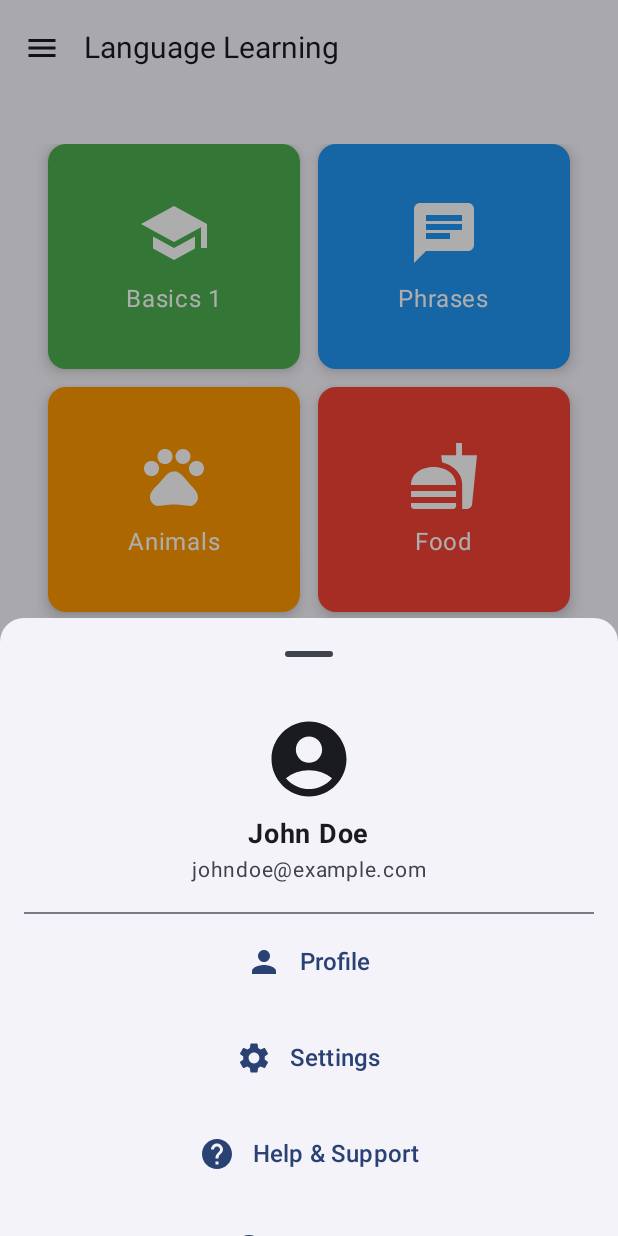
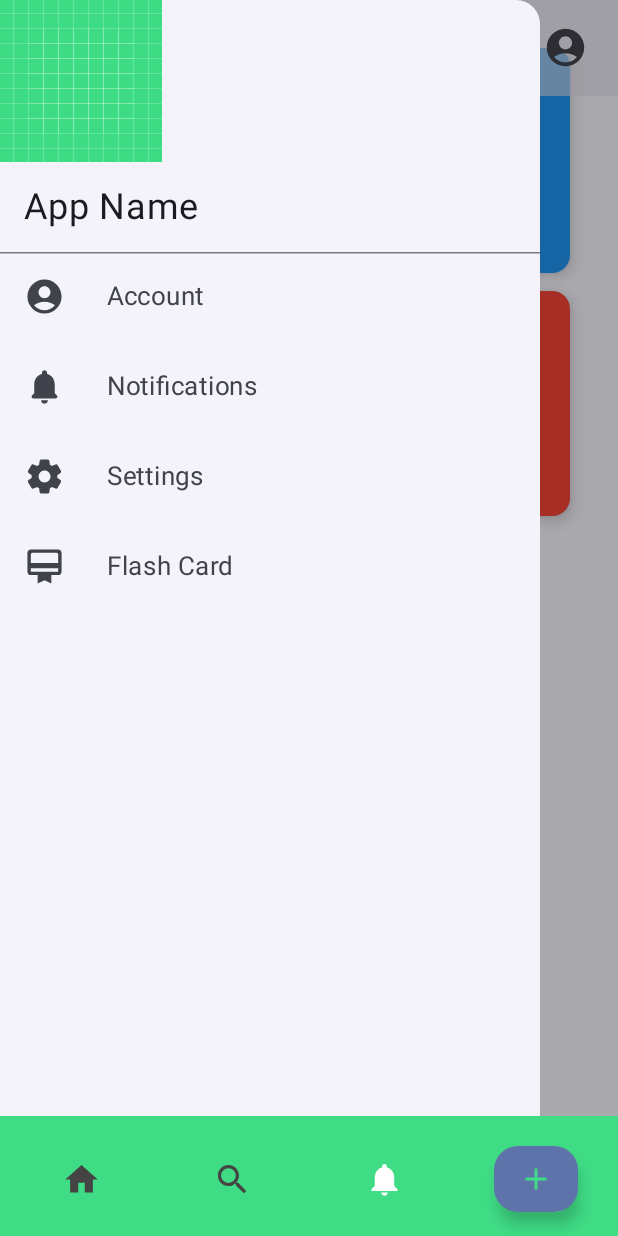
Before and after one commit to JunCodera1/LearningLanguageAndroid, an Android app built with Jetpack Compose: the HomeScreen screen opened through its navigation route, after a tap on "Menu", on a phone screen of 412 x 824 dp. Run offline under Robolectric (Android 15) with nearby library versions, the light colour scheme and no system bars; our stand-ins replace Firebase (no records; nobody signed in at launch, a user with empty details on screens opened directly), livedata-compose; 2 other taps on this screen came first.

Commit message:
In fix top nav

```diff
--- a/app/src/main/java/com/example/learninglanguage/MainActivity.kt
+++ b/app/src/main/java/com/example/learninglanguage/MainActivity.kt
@@ -1,5 +1,6 @@
 package com.example.learninglanguage
 
+import TopAppBarSection
 import android.os.Bundle
 import androidx.activity.ComponentActivity
 import androidx.activity.compose.setContent
@@ -8,16 +9,17 @@ import androidx.activity.viewModels
 import androidx.compose.foundation.layout.fillMaxSize
 import androidx.compose.foundation.layout.padding
 import androidx.compose.material3.Scaffold
-import androidx.compose.runtime.*
+import androidx.compose.runtime.Composable
+import androidx.compose.runtime.getValue
 import androidx.compose.runtime.livedata.observeAsState
 import androidx.compose.ui.Modifier
-import androidx.compose.ui.tooling.preview.Preview
 import androidx.navigation.compose.rememberNavController
 import com.example.learninglanguage.navigation.Navigation
 import com.example.learninglanguage.ui.components.BottomNavigation
 import com.example.learninglanguage.ui.theme.LearningLanguageTheme
 import com.example.learninglanguage.viewmodel.AuthState
 import com.example.learninglanguage.viewmodel.AuthViewModel
+
 class MainActivity : ComponentActivity() {
     override fun onCreate(savedInstanceState: Bundle?) {
         super.onCreate(savedInstanceState)
@@ -26,39 +28,32 @@ class MainActivity : ComponentActivity() {
 
         setContent {
             LearningLanguageTheme {
+                MainScreen(authViewModel)
+            }
+        }
+    }
+}
+
+@Composable
+fun MainScreen(authViewModel: AuthViewModel) {
     val navController = rememberNavController()
-                val authState by authViewModel.authState.observeAsState(AuthState.Unauthenticated) // Lắng nghe trạng thái đăng nhập
+    val authState by authViewModel.authState.observeAsState(AuthState.Unauthenticated)
 
     Scaffold(
         modifier = Modifier.fillMaxSize(),
+        topBar = { TopAppBarSection(navController, authViewModel) },
         bottomBar = {
             if (authState is AuthState.Authenticated) {
-                            BottomNavigation(
-                                navController = navController,
-                                authViewModel = authViewModel
-                            )
+                BottomNavigation(navController, authViewModel)
             }
         }
     ) { paddingValues ->
         Navigation(
-                        modifier = Modifier.padding(paddingValues),
+            modifier = Modifier
+                .fillMaxSize()
+                .padding(paddingValues),
             authViewModel = authViewModel,
             navController = navController
         )
     }
 }
-        }
-    }
-}
-
-
-//@Preview
-//@Composable
-//fun MyBottomBarPreview(){
-//    val authViewModel = AuthViewModel() // ⚠️ Đây chỉ để preview, không nên dùng trực tiếp
-//
-//    LearningLanguageTheme {
-//        val navController = rememberNavController() // ⚡ Tạo NavController cho Preview
-//        BottomNavigation(modifier = Modifier, navController = navController, authViewModel = authViewModel)
-//    }
-//}
--- a/app/src/main/java/com/example/learninglanguage/ui/components/TopBarSection.kt
+++ b/app/src/main/java/com/example/learninglanguage/ui/components/TopBarSection.kt
@@ -1,135 +1,224 @@
-import androidx.compose.foundation.layout.Column
+import androidx.compose.foundation.Image
+import androidx.compose.foundation.clickable
+import androidx.compose.foundation.layout.Box
 import androidx.compose.foundation.layout.Spacer
-import androidx.compose.foundation.layout.fillMaxWidth
 import androidx.compose.foundation.layout.height
 import androidx.compose.foundation.layout.padding
 import androidx.compose.foundation.layout.size
-import androidx.compose.foundation.layout.width
-import androidx.compose.foundation.shape.RoundedCornerShape
 import androidx.compose.material.icons.Icons
 import androidx.compose.material.icons.filled.AccountCircle
-import androidx.compose.material.icons.filled.Help
-import androidx.compose.material.icons.filled.Info
-import androidx.compose.material.icons.filled.Logout
 import androidx.compose.material.icons.filled.Menu
-import androidx.compose.material.icons.filled.Person
-import androidx.compose.material.icons.filled.Settings
-import androidx.compose.material3.Divider
+import androidx.compose.material.icons.filled.Notifications
+import androidx.compose.material.icons.rounded.AccountCircle
+import androidx.compose.material.icons.rounded.CardMembership
+import androidx.compose.material.icons.rounded.Notifications
+import androidx.compose.material.icons.rounded.Settings
+import androidx.compose.material3.DrawerValue
 import androidx.compose.material3.ExperimentalMaterial3Api
+import androidx.compose.material3.HorizontalDivider
 import androidx.compose.material3.Icon
-import androidx.compose.material3.IconButton
 import androidx.compose.material3.MaterialTheme
-import androidx.compose.material3.ModalBottomSheet
+import androidx.compose.material3.ModalDrawerSheet
+import androidx.compose.material3.ModalNavigationDrawer
+import androidx.compose.material3.NavigationDrawerItem
+import androidx.compose.material3.Scaffold
 import androidx.compose.material3.Text
-import androidx.compose.material3.TextButton
 import androidx.compose.material3.TopAppBar
+import androidx.compose.material3.TopAppBarDefaults
+import androidx.compose.material3.rememberDrawerState
 import androidx.compose.runtime.Composable
-import androidx.compose.runtime.getValue
-import androidx.compose.runtime.mutableStateOf
-import androidx.compose.runtime.remember
-import androidx.compose.runtime.setValue
-import androidx.compose.ui.Alignment
+import androidx.compose.runtime.rememberCoroutineScope
 import androidx.compose.ui.Modifier
+import androidx.compose.ui.res.painterResource
 import androidx.compose.ui.unit.dp
 import androidx.compose.ui.unit.sp
 import androidx.navigation.NavController
+import com.example.learninglanguage.R
 import com.example.learninglanguage.viewmodel.AuthViewModel
+import kotlinx.coroutines.launch
+
+
+@Composable
+fun TopAppBarSection(
+    navController: NavController,
+    authViewModel: AuthViewModel // Thêm lại authViewModel
+) {
+    val drawState = rememberDrawerState(initialValue = DrawerValue.Closed)
+    val scope = rememberCoroutineScope()
+
+    ModalNavigationDrawer(
+        drawerState = drawState,
+        drawerContent = {
+            ModalDrawerSheet {
+                DrawerContent(navController = navController)
+            }
+        }
+    ) {
+        TopBar(
+            onOpenDrawer = {
+                scope.launch {
+                    if (drawState.isClosed) drawState.open() else drawState.close()
+                }
+            },
+            navController = navController,
+            authViewModel = authViewModel // Truyền vào TopBar nếu cần
+        )
+    }
+}
+
+
+
+@Composable
+fun DrawerContent(modifier: Modifier = Modifier, navController: NavController){
+
+    Image(
+        painter = painterResource(R.drawable.ic_launcher_background),
+        contentDescription = null
+    )
+
+    Text(
+        text = "App Name",
+        fontSize = 24.sp,
+        modifier = Modifier.padding(16.dp)
+    )
+
+    HorizontalDivider()
+
+    NavigationDrawerItem(
+        icon = {
+            Icon(
+                imageVector = Icons.Rounded.AccountCircle,
+                contentDescription = "Account",
+                modifier = Modifier.size(27.dp)
+            )
+        },
+        label ={
+            Text(
+                text = "Account",
+                fontSize = 17.sp,
+                modifier = Modifier.padding(16.dp)
+            )
+        } ,
+        selected = false,
+        onClick = {
+            navController.navigate("profile")
+        }
+    )
+
+    Spacer(modifier= Modifier.height(4.dp))
+
+    NavigationDrawerItem(
+        icon = {
+            Icon(
+                imageVector = Icons.Rounded.Notifications,
+                contentDescription = "Notifications" ,
+                modifier = Modifier.size(27.dp)
+
+            )
+        },
+        label ={
+            Text(
+                text = "Notifications",
+                fontSize = 17.sp,
+                modifier = Modifier.padding(16.dp)
+            )
+        } ,
+        selected = false,
+        onClick = {
+            navController.navigate("notification")
+        }
+    )
+
+    Spacer(modifier = Modifier.height(4.dp))
+
+    NavigationDrawerItem(
+        icon = {
+            Icon(
+                imageVector = Icons.Rounded.Settings,
+                contentDescription = "Settings",
+                modifier = Modifier.size(27.dp)
+            )
+        },
+        label ={
+            Text(
+                text = "Settings",
+                fontSize = 17.sp,
+                modifier = Modifier.padding(16.dp)
+            )
+        } ,
+        selected = false,
+        onClick = {navController.navigate("settings")}
+    )
+    Spacer(modifier = Modifier.height(4.dp))
+
+    NavigationDrawerItem(
+        icon = {
+            Icon(
+                imageVector = Icons.Rounded.CardMembership,
+                contentDescription = "Flash Card",
+                modifier = Modifier.size(27.dp)
+            )
+        },
+        label ={
+            Text(
+                text = "Flash Card",
+                fontSize = 17.sp,
+                modifier = Modifier.padding(16.dp)
+            )
+        } ,
+        selected = false,
+        onClick = {}
+    )
+}
+
+@Composable
+fun ScreenContent(modifier: Modifier = Modifier){
+
+}
 
 @OptIn(ExperimentalMaterial3Api::class)
 @Composable
-fun TopAppBarSection(
+fun TopBar(
+    onOpenDrawer: () -> Unit,
     navController: NavController,
-    authViewModel: AuthViewModel
+    authViewModel: AuthViewModel // Nhận authViewModel
 ) {
-    var isSheetOpen by remember { mutableStateOf(false) }
+    TopAppBar(
+        colors = TopAppBarDefaults.topAppBarColors(
+            containerColor = MaterialTheme.colorScheme.surfaceVariant.copy(0.6f)
+        ),
+        navigationIcon = {
+            Icon(
+                imageVector = Icons.Default.Menu,
+                contentDescription = "Menu",
+                modifier = Modifier
+                    .padding(start = 16.dp)
+                    .size(28.dp)
+                    .clickable { onOpenDrawer() }
+            )
+        },
+        title = {
+            Text(text = "Screen Name")
+        },
+        actions = {
+            Icon(
+                imageVector = Icons.Default.Notifications,
+                contentDescription = "Notifications",
+                modifier = Modifier
+                    .padding(start = 8.dp, end = 16.dp)
+                    .size(30.dp)
+            )
 
-    TopAppBar(
-        title = { Text("Language Learning", fontSize = 20.sp) },
-        navigationIcon = {
-            IconButton(onClick = { isSheetOpen = true }) {
-                Icon(imageVector = Icons.Filled.Menu, contentDescription = "Menu")
-            }
+            Icon(
+                imageVector = Icons.Default.AccountCircle,
+                contentDescription = "Account",
+                modifier = Modifier
+                    .padding(start = 8.dp, end = 16.dp)
+                    .size(30.dp)
+                    .clickable {
+                        navController.navigate("profile") // Chuyển đến trang Profile
+                    }
+            )
         }
     )
-
-    // Hiển thị Bottom Sheet khi bấm nút Menu
-    if (isSheetOpen) {
-        ModalBottomSheet(
-            onDismissRequest = { isSheetOpen = false },
-            shape = RoundedCornerShape(topStart = 16.dp, topEnd = 16.dp) // Sử dụng `shape` thay vì `sheetShape`
-        ) {
-            MenuContent(
-                navController = navController,
-                authViewModel = authViewModel,
-                onClose = { isSheetOpen = false }
-            )
-        }
-
-    }
 }
-
-@Composable
-fun MenuContent(
-    navController: NavController,
-    authViewModel: AuthViewModel,
-    onClose: () -> Unit
-) {
-    Column(
-        modifier = Modifier
-            .fillMaxWidth()
-            .padding(16.dp),
-        horizontalAlignment = Alignment.CenterHorizontally
-    ) {
-        // Avatar và thông tin người dùng
-        Icon(imageVector = Icons.Filled.AccountCircle, contentDescription = "Avatar", modifier = Modifier.size(60.dp))
-        Spacer(modifier = Modifier.height(8.dp))
-        Text(text = "John Doe", fontSize = 18.sp, fontWeight = androidx.compose.ui.text.font.FontWeight.Bold)
-        Text(text = "johndoe@example.com", fontSize = 14.sp, color = MaterialTheme.colorScheme.onSurfaceVariant)
-
-        Spacer(modifier = Modifier.height(16.dp))
-        Divider()
-
-        // Danh sách các mục menu
-        MenuItem(icon = Icons.Filled.Person, title = "Profile") {
-            onClose()
-            navController.navigate("profile")
-        }
-        MenuItem(icon = Icons.Filled.Settings, title = "Settings") {
-            onClose()
-            navController.navigate("settings")
-        }
-        MenuItem(icon = Icons.Filled.Help, title = "Help & Support") {
-            onClose()
-            navController.navigate("help")
-        }
-        MenuItem(icon = Icons.Filled.Info, title = "About Us") {
-            onClose()
-            navController.navigate("about")
-        }
-
-        Divider()
-
-        // Logout
-        MenuItem(icon = Icons.Filled.Logout, title = "Logout") {
-            onClose()
-            authViewModel.signout()
-            navController.navigate("login") {
-                popUpTo("home") { inclusive = true }
-            }
-        }
-    }
-}
-
-@Composable
-fun MenuItem(icon: androidx.compose.ui.graphics.vector.ImageVector, title: String, onClick: () -> Unit) {
-    TextButton(
-        onClick = onClick,
-        modifier = Modifier
-            .fillMaxWidth()
-            .padding(8.dp)
-    ) {
-        Icon(imageVector = icon, contentDescription = title, modifier = Modifier.size(24.dp))
-        Spacer(modifier = Modifier.width(12.dp))
-        Text(text = title, fontSize = 16.sp)
-    }
-}
--- a/app/src/main/java/com/example/learninglanguage/ui/screens/HomeScreen.kt
+++ b/app/src/main/java/com/example/learninglanguage/ui/screens/HomeScreen.kt
@@ -6,8 +6,6 @@ import androidx.compose.foundation.layout.Column
 import androidx.compose.foundation.layout.Spacer
 import androidx.compose.foundation.layout.fillMaxSize
 import androidx.compose.foundation.layout.padding
-import androidx.compose.material3.ExperimentalMaterial3Api
-import androidx.compose.material3.Scaffold
 import androidx.compose.runtime.Composable
 import androidx.compose.runtime.LaunchedEffect
 import androidx.compose.runtime.getValue
@@ -20,7 +18,6 @@ import com.example.learninglanguage.ui.components.LessonGrid
 import com.example.learninglanguage.viewmodel.AuthState
 import com.example.learninglanguage.viewmodel.AuthViewModel
 
-@OptIn(ExperimentalMaterial3Api::class)
 @Composable
 fun HomeScreen(
     modifier: Modifier = Modifier,
@@ -29,7 +26,6 @@ fun HomeScreen(
 ) {
     val authState by authViewModel.authState.observeAsState()
 
-    // Nếu chưa đăng nhập, chuyển hướng về trang đăng nhập
     LaunchedEffect(authState) {
         if (authState is AuthState.Unauthenticated) {
             navController.navigate("login") {
@@ -37,24 +33,15 @@ fun HomeScreen(
             }
         }
     }
-
-    Scaffold(
-        topBar = { TopAppBarSection(navController, authViewModel) },
-        content = { paddingValues ->
     Column(
         modifier = modifier
             .fillMaxSize()
-                    .padding(paddingValues)
             .padding(16.dp),
         verticalArrangement = Arrangement.Top,
         horizontalAlignment = Alignment.CenterHorizontally
     ) {
-                // Danh sách bài học
         LessonGrid(navController)
-
         Spacer(modifier = Modifier.weight(1f))
+    }
 
 }
-        }
-    )
-}
```
Lines whose indentation alone changed are shown as unchanged.
